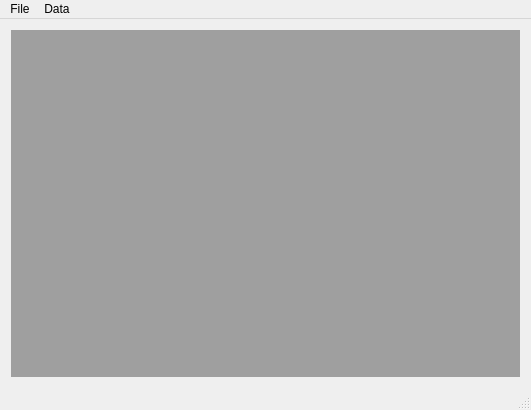
adamb924/Gloss, file mainwindow.ui: the form before one commit.
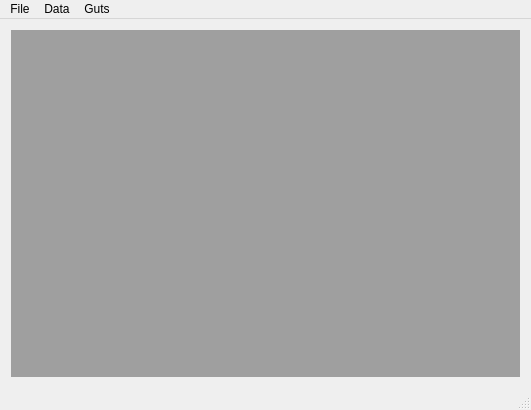
The form after the commit.

The edit to the form file:
```diff
--- a/mainwindow.ui
+++ b/mainwindow.ui
@@ -46,8 +46,14 @@
     </property>
     <addaction name="actionAdd_text"/>
    </widget>
+   <widget class="QMenu" name="menuGuts">
+    <property name="title">
+     <string>Guts</string>
+    </property>
+   </widget>
    <addaction name="menuFile"/>
    <addaction name="menuData"/>
+   <addaction name="menuGuts"/>
   </widget>
   <widget class="QStatusBar" name="statusBar"/>
   <action name="actionNew_Project">
```
Left out of the diff: 17 changed lines with no effect on the pictures.
